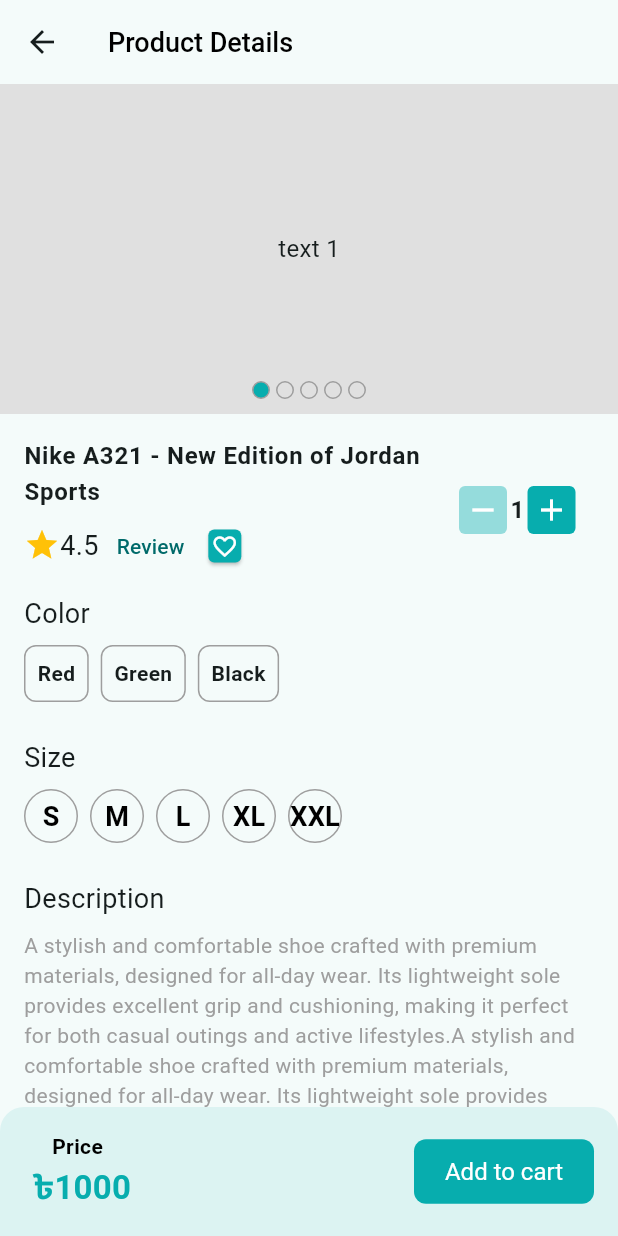
After one commit to topmasum/E-commerece-App, a Flutter app: the screen it shows after launch, after a tap on "Nike Air Jordan AH4k", on a phone screen of 412 x 824 dp. The commit adds this screen. Run offline on Flutter 3.47's test engine with Material 3 defaults, Android fonts, the phone set to English and light mode, and no system bars; drawn by our look-alikes of carousel_slider; our stand-ins replace firebase_analytics, firebase_core, firebase_crashlytics, flutter_svg, get, package_info_plus and 1 more; accounts and stored records are empty.

Commit message:
product details screen and ui added

```diff
--- a/lib/app/routes.dart
+++ b/lib/app/routes.dart
@@ -1,5 +1,6 @@
 import 'package:flutter/material.dart';
 import 'package:ui_based_ecommerce/features/products/product_list_screen.dart';
+import 'package:ui_based_ecommerce/features/products/products_deatils_screen.dart';
 
 import '../features/auth/presentation/screens/signUp.dart';
 import '../features/auth/presentation/screens/sign_in.dart';
@@ -22,6 +23,8 @@ MaterialPageRoute onGenerateRoute(RouteSettings Setting) {
   }else if (Setting.name == ProductListScreen.name) {
     final String Categoryname= Setting.arguments as String;
     screen = ProductListScreen(Categoryname: Categoryname);
+  }else if (Setting.name == ProductsDeatilsScreen.name) {
+    screen = ProductsDeatilsScreen();
   }
   return MaterialPageRoute(builder: (ctx) => screen);
 }
--- /dev/null
+++ b/lib/app_color.dart
@@ -0,0 +1,5 @@
+import 'package:flutter/material.dart';
+
+class AppColor {
+  static const Color themeColor = Color(0xFF07ADAE);
+}
--- a/lib/app_theme.dart
+++ b/lib/app_theme.dart
@@ -1,9 +1,10 @@
 import 'package:flutter/material.dart';
+import 'app_color.dart';
+import 'app_color.dart';  // make sure you import where AppColor is stored
 
 class AppTheme {
   static ThemeData get LightThemeData => ThemeData(
-    colorSchemeSeed: Color(0xFF07ADAE),
-     // colorSchemeSeed: AppColor.themeColor
+      colorSchemeSeed: AppColor.themeColor,
       filledButtonTheme: _fillbuttontheme,
       inputDecorationTheme:_inputDecorartionTheme,
       textTheme: TextTheme(
@@ -24,22 +25,24 @@ class AppTheme {
         ),
       )
   );
+
   static ThemeData get DarkThemeData => ThemeData(
-    colorSchemeSeed: Color(0xFF07ADAE),
+    colorSchemeSeed: AppColor.themeColor,
     brightness: Brightness.dark,
     filledButtonTheme: _fillbuttontheme,
-    inputDecorationTheme: _inputDecorartionTheme
+    inputDecorationTheme: _inputDecorartionTheme,
+  );
 
-  );
   static FilledButtonThemeData get _fillbuttontheme=> FilledButtonThemeData(
       style: FilledButton.styleFrom(
         fixedSize: Size.fromWidth(double.maxFinite),
         shape: RoundedRectangleBorder(borderRadius: BorderRadius.circular(8)),
         padding: EdgeInsets.symmetric(vertical: 12),
         textStyle: TextStyle(fontSize: 16, color: Colors.white),
-        backgroundColor: Color(0xFF07ADAE),
+        backgroundColor: AppColor.themeColor,
       )
   );
+
   static InputDecorationTheme get _inputDecorartionTheme=> InputDecorationTheme(
       contentPadding: EdgeInsets.symmetric(horizontal: 16),
       hintStyle: TextStyle(
@@ -47,20 +50,18 @@ class AppTheme {
       ),
       border: OutlineInputBorder(
           borderSide: BorderSide(
-            color: Color(0xFF07ADAE),
+            color: AppColor.themeColor,
           )
       ),
       enabledBorder: OutlineInputBorder(
           borderSide: BorderSide(
-            color: Color(0xFF07ADAE),
+            color: AppColor.themeColor,
           )
       ),
       focusedBorder: OutlineInputBorder(
           borderSide: BorderSide(
-            color: Color(0xFF07ADAE),
+            color: AppColor.themeColor,
           )
       )
-
-
   );
 }
--- a/lib/features/home/presentation/widgets/product_card.dart
+++ b/lib/features/home/presentation/widgets/product_card.dart
@@ -1,4 +1,5 @@
 import 'package:flutter/material.dart';
+import 'package:ui_based_ecommerce/features/products/products_deatils_screen.dart';
 
 import '../../../../app/constants.dart';
 import '../../../../app/extentions/assets_path.dart';
@@ -9,7 +10,11 @@ class ProductCard extends StatelessWidget {
 
   @override
   Widget build(BuildContext context) {
-    return Card(
+    return GestureDetector(
+      onTap: (){
+        Navigator.pushNamed(context, ProductsDeatilsScreen.name);
+      },
+      child: Card(
         shadowColor:Color(0xFF07ADAE).withOpacity(0.2) ,
         color: Colors.white,
         child: SizedBox(
@@ -73,6 +78,7 @@ class ProductCard extends StatelessWidget {
             ],
           ),
         ),
+      ),
     );
   }
 }
--- /dev/null
+++ b/lib/features/products/products_deatils_screen.dart
@@ -0,0 +1,128 @@
+import 'package:flutter/material.dart';
+import 'package:ui_based_ecommerce/features/products/widgets/color_picker.dart';
+import 'package:ui_based_ecommerce/features/products/widgets/product_slider.dart';
+import 'package:ui_based_ecommerce/features/products/widgets/size_picker.dart';
+import 'package:ui_based_ecommerce/features/products/widgets/total_price_and_cart_section.dart';
+import 'package:ui_based_ecommerce/features/share/presentation/widget/inc_decr_button.dart';
+
+class ProductsDeatilsScreen extends StatefulWidget {
+  const ProductsDeatilsScreen({super.key});
+
+  static const String name = '/product-details-screen';
+  @override
+  State<ProductsDeatilsScreen> createState() => _ProductsDeatilsScreenState();
+}
+
+class _ProductsDeatilsScreenState extends State<ProductsDeatilsScreen> {
+  @override
+  Widget build(BuildContext context) {
+    final textTheme = Theme.of(context).textTheme;
+    return Scaffold(
+      appBar: AppBar(title: Text('Product Details')),
+      body: Column(
+        children: [
+          Expanded(
+            child: SingleChildScrollView(
+              child: Column(
+                children: [
+                  ProductSlider(),
+                  Padding(
+                    padding: EdgeInsets.all(16),
+                    child: Column(
+                      spacing: 8,
+                      crossAxisAlignment: CrossAxisAlignment.start,
+                      children: [
+                        Row(
+                          spacing: 8,
+                          children: [
+                            Expanded(
+                              child: Column(
+                                crossAxisAlignment: CrossAxisAlignment.start,
+                                children: [
+                                  Text(
+                                    'Nike A321 - New Edition of Jordan Sports',
+                                    style: textTheme.bodyLarge?.copyWith(
+                                      fontWeight: FontWeight.w600,
+                                    ),
+                                  ),
+                                  Row(
+                                    children: [
+                                      Wrap(
+                                        children: [
+                                          Icon(
+                                            Icons.star,
+                                            size: 24,
+                                            color: Colors.amber,
+                                          ),
+                                          Text(
+                                            '4.5',
+                                            style: TextStyle(fontSize: 18),
+                                          ),
+                                        ],
+                                      ),
+                                      TextButton(
+                                        onPressed: () {},
+                                        child: Text('Review'),
+                                      ),
+                                      Card(
+                                        color: Color(0xFF07ADAE),
+                                        shape: RoundedRectangleBorder(
+                                          borderRadius: BorderRadius.circular(
+                                            4,
+                                          ),
+                                        ),
+                                        child: Padding(
+                                          padding: const EdgeInsets.all(2),
+                                          child: Icon(
+                                            Icons.favorite_outline,
+                                            size: 18,
+                                            color: Colors.white,
+                                          ),
+                                        ),
+                                      ),
+                                    ],
+                                  ),
+                                ],
+                              ),
+                            ),
+                            SizedBox(
+                              width: 90,
+                              child: IncDecrButton(onChanged: (int value) {}),
+                            ),
+                          ],
+                        ),
+                        Text('Color', style: TextStyle(fontSize: 18)),
+                        ColorPicker(
+                          colors: ['Red', 'Green', 'Black'],
+                          onChanged: (String color) {},
+                        ),
+                        const SizedBox(height: 8),
+                        Text('Size', style: TextStyle(fontSize: 18)),
+                        SizePicker(
+                          sizes: ['S', 'M', 'L', 'XL', 'XXL'],
+                          onChanged: (String size) {},
+                        ),
+                        const SizedBox(height: 8),
+                        Text('Description', style: TextStyle(fontSize: 18)),
+                        Text(
+                          'A stylish and comfortable shoe crafted with premium materials, designed for all-day wear. Its lightweight sole provides excellent grip and cushioning, making it perfect for both casual outings and active lifestyles.A stylish and comfortable shoe crafted with premium materials, designed for all-day wear. Its lightweight sole provides excellent grip and cushioning, making it perfect for both casual outings and active lifestyles.A stylish and comfortable shoe crafted with premium materials, designed for all-day wear. Its lightweight sole provides excellent grip and cushioning, making it perfect for both casual outings and active lifestyles',
+                          style: TextStyle(
+                            fontSize: 14,
+                            fontWeight: FontWeight.w400,
+                            color: Colors.grey,
+                          ),
+                        ),
+                      ],
+                    ),
+                  ),
+                ],
+              ),
+            ),
+          ),
+
+          TotalPriceAndCartSection(textTheme: textTheme),
+        ],
+      ),
+    );
+  }
+}
--- /dev/null
+++ b/lib/features/products/widgets/color_picker.dart
@@ -0,0 +1,46 @@
+import 'package:flutter/material.dart';
+import 'package:ui_based_ecommerce/app_color.dart';
+class ColorPicker extends StatefulWidget {
+  const ColorPicker({super.key, required this.colors, required this.onChanged});
+  final List<String> colors;
+  final Function(String) onChanged;
+
+  @override
+  State<ColorPicker> createState() => _ColorPickerState();
+}
+
+class _ColorPickerState extends State<ColorPicker> {
+  String? _selectedColor;
+  @override
+  Widget build(BuildContext context) {
+    return Row(
+      spacing: 8,
+      children:
+        widget.colors.map((color){
+          return GestureDetector(
+            onTap: (){
+              _selectedColor=color;
+              widget.onChanged(color);
+              setState(() {
+              });
+            },
+            child: Container(
+              padding: EdgeInsets.all(8),
+              decoration: BoxDecoration(
+                color: _selectedColor==color ? AppColor.themeColor: null,
+                border: Border.all(
+                  color: Colors.grey
+                ),
+                borderRadius: BorderRadius.circular(8)
+              ),
+              child: Text(color,style:
+                TextStyle(
+                  color: _selectedColor==color ? Colors.white: null,
+                  fontWeight: FontWeight.bold
+                ),),
+                    ),
+          );
+        }).toList(),
+    );
+  }
+}
--- /dev/null
+++ b/lib/features/products/widgets/product_slider.dart
@@ -0,0 +1,73 @@
+import 'package:carousel_slider/carousel_slider.dart';
+import 'package:flutter/material.dart';
+
+class ProductSlider extends StatefulWidget {
+  const ProductSlider({super.key});
+
+  @override
+  State<ProductSlider> createState() => _ProductSliderState();
+}
+
+class _ProductSliderState extends State<ProductSlider> {
+  final ValueNotifier<int> _currentindex = ValueNotifier(0);
+  @override
+  Widget build(BuildContext context) {
+    return Stack(
+      children: [
+        CarouselSlider(
+          options: CarouselOptions(
+            height: 220,
+            viewportFraction: 1,
+            onPageChanged: (int index, CarouselPageChangedReason reason) {
+              _currentindex.value = index;
+            },
+          ),
+          items: [1, 2, 3, 4, 5].map((i) {
+            return Builder(
+              builder: (BuildContext context) {
+                return Container(
+                  width: MediaQuery.of(context).size.width,
+                  decoration: BoxDecoration(
+                    color: Colors.grey.shade300,
+                  ),
+                  alignment: Alignment.center,
+                  child: Text('text $i', style: TextStyle(fontSize: 16.0)),
+                );
+              },
+            );
+          }).toList(),
+        ),
+        Positioned(
+          bottom: 8,
+          left: 0,
+          right: 0,
+          child: ValueListenableBuilder(
+              valueListenable: _currentindex,
+              builder: (context, value, child) {
+                return Row(
+                  mainAxisAlignment: MainAxisAlignment.center,
+                  children: [
+                    for(int i =0 ;i<5 ;i++)
+                      Container(
+                        width: 12,
+                        height: 12,
+                        margin: EdgeInsets.all(2),
+                        decoration: BoxDecoration(
+                            borderRadius: BorderRadius.circular(12),
+                            color:value==i ?Color(0xFF07ADAE): null,
+                            border: Border.all(
+                                color: Colors.grey
+                            )
+                        ),
+
+                      )
+                  ],
+                );
+              }
+          ),
+        )
+
+      ],
+    );
+  }
+}
--- /dev/null
+++ b/lib/features/products/widgets/size_picker.dart
@@ -0,0 +1,59 @@
+import 'package:flutter/material.dart';
+import 'package:ui_based_ecommerce/app_color.dart';
+
+class SizePicker extends StatefulWidget {
+  const SizePicker({super.key, required this.sizes, required this.onChanged});
+  final List<String> sizes;
+  final Function(String) onChanged;
+
+  @override
+  State<SizePicker> createState() => _SizePickerState();
+}
+
+class _SizePickerState extends State<SizePicker> {
+  String? _selectedSize;
+
+  @override
+  Widget build(BuildContext context) {
+    return SingleChildScrollView(
+      scrollDirection: Axis.horizontal,
+      child: Row(
+        spacing: 8, // space between circles
+        children: widget.sizes.map((size) {
+          final isSelected = _selectedSize == size;
+          return GestureDetector(
+            onTap: () {
+              setState(() {
+                _selectedSize = size;
+              });
+              widget.onChanged(size);
+            },
+            child: CircleAvatar(
+              radius: 18, // size of circle
+              backgroundColor: isSelected ? AppColor.themeColor : Colors.transparent,
+              foregroundColor: isSelected ? Colors.white : Colors.black,
+              child: Container(
+                decoration: BoxDecoration(
+                  shape: BoxShape.circle,
+                  border: Border.all(color: Colors.grey),
+                ),
+                alignment: Alignment.center,
+                child: FittedBox(
+                  fit: BoxFit.scaleDown,
+                  child: Text(
+                    size,
+                    style: TextStyle(
+                      fontWeight: FontWeight.bold,
+                      fontSize: 18,
+                      color: isSelected ? Colors.white : Colors.black,
+                    ),
+                  ),
+                ),
+              ),
+            ),
+          );
+        }).toList(),
+      ),
+    );
+  }
+}
--- /dev/null
+++ b/lib/features/products/widgets/total_price_and_cart_section.dart
@@ -0,0 +1,49 @@
+import 'package:flutter/material.dart';
+
+import '../../../app/constants.dart';
+import '../../../app_color.dart';
+class TotalPriceAndCartSection extends StatelessWidget {
+  const TotalPriceAndCartSection({
+    super.key,
+    required this.textTheme,
+  });
+
+  final TextTheme textTheme;
+
+  @override
+  Widget build(BuildContext context) {
+    return Container(
+      padding: EdgeInsets.all(16),
+      decoration: BoxDecoration(
+          color: AppColor.themeColor.withOpacity(0.1),
+          borderRadius: BorderRadius.only(
+              topRight: Radius.circular(16),
+              topLeft: Radius.circular(16)
+          )
+      ),
+      child: Row(
+        mainAxisAlignment: MainAxisAlignment.spaceBetween,
+        children: [
+          Column(
+            children: [
+              Text('Price',style: TextStyle(
+                  color: Colors.black,
+                  fontWeight: FontWeight.w600
+              ),),
+              Text('${tkSign}1000',style: textTheme.titleMedium?.copyWith(
+                  color:AppColor.themeColor
+              ))
+            ],
+          ),
+          SizedBox(
+            width: 120,
+            child: FilledButton(
+              onPressed: () {},
+              child: Text('Add to cart'),
+            ),
+          ),
+        ],
+      ),
+    );
+  }
+}
--- /dev/null
+++ b/lib/features/share/presentation/widget/inc_decr_button.dart
@@ -0,0 +1,74 @@
+import 'package:flutter/material.dart';
+import 'package:ui_based_ecommerce/app_color.dart';
+
+class IncDecrButton extends StatefulWidget {
+  const IncDecrButton({
+    super.key,
+    required this.onChanged,
+    this.buttonColor, // <-- allow color from outside
+  });
+
+  final Function(int) onChanged;
+  final Color? buttonColor;
+
+  @override
+  State<IncDecrButton> createState() => _IncDecrButtonState();
+}
+
+class _IncDecrButtonState extends State<IncDecrButton> {
+  int _currentValue = 1;
+
+  @override
+  Widget build(BuildContext context) {
+    return Row(
+      spacing: 2,
+      children: [
+        buildButton(
+          Icons.remove,
+              () {
+            if (_currentValue > 1) {
+              _currentValue--;
+              widget.onChanged(_currentValue);
+            }
+            setState(() {});
+          },
+          widget.buttonColor ?? AppColor.themeColor.withOpacity(0.4), // pass custom color
+        ),
+        Text(
+          _currentValue.toString(),
+          style: Theme.of(context)
+              .textTheme
+              .bodyLarge
+              ?.copyWith(fontWeight: FontWeight.bold),
+        ),
+        buildButton(
+          Icons.add,
+              () {
+            if (_currentValue >= 1) {
+              _currentValue++;
+              widget.onChanged(_currentValue);
+            }
+            setState(() {});
+          },
+          widget.buttonColor ?? AppColor.themeColor,
+        ),
+      ],
+    );
+  }
+
+  Widget buildButton(IconData icon, VoidCallback onTap, Color color) {
+    return GestureDetector(
+      onTap: onTap,
+      child: Container(
+        decoration: BoxDecoration(
+          color: color, // <-- use passed color
+          borderRadius: BorderRadius.circular(4),
+        ),
+        child: Padding(
+          padding: const EdgeInsets.all(4),
+          child: Icon(icon, color: Colors.white),
+        ),
+      ),
+    );
+  }
+}
```
Lines whose indentation alone changed are shown as unchanged.
